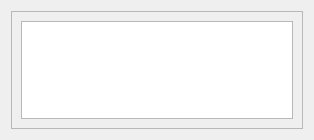
Before: the Qt Designer form ui/usermessage.ui in StarixWoS/ReMix, drawn with Qt 5.
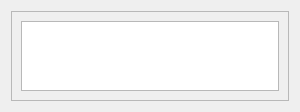
After: the same form once the commit is applied.

The edit to the form file:
```diff
--- a/ui/usermessage.ui
+++ b/ui/usermessage.ui
@@ -6,8 +6,8 @@
    <rect>
     <x>0</x>
     <y>0</y>
-    <width>314</width>
-    <height>140</height>
+    <width>300</width>
+    <height>110</height>
    </rect>
   </property>
   <property name="windowTitle">
```
